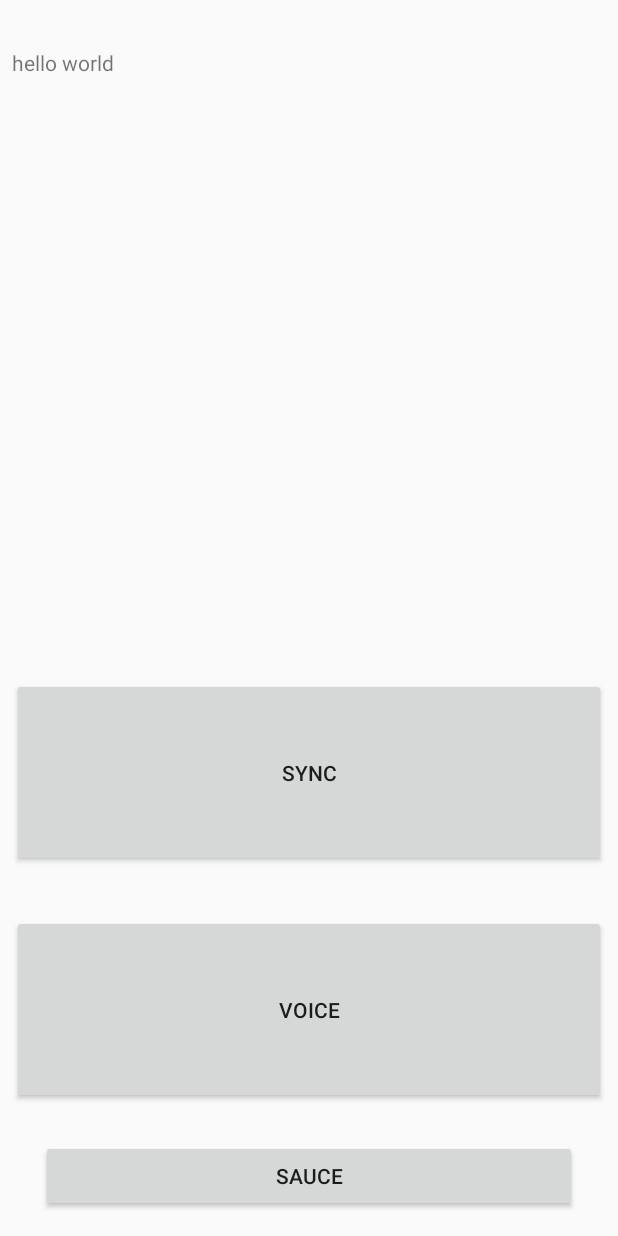
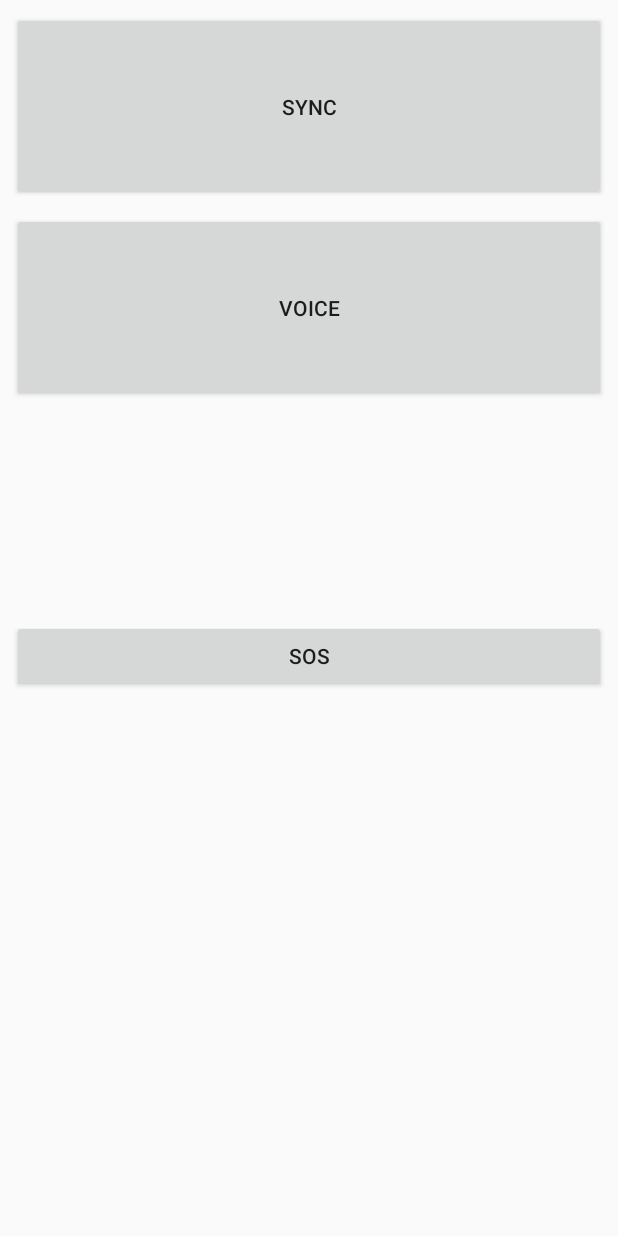
Before and after one commit to hbina/CapstoneAndroidApp, an Android app: the screen it shows after launch (MainActivity), on a phone screen of 412 x 824 dp. Run offline under Robolectric (Android 15) with nearby library versions, the light colour scheme and no system bars; our stand-ins replace Volley.

Commit message:
Removed debug_text_view

```diff
--- a/app/build.gradle
+++ b/app/build.gradle
@@ -4,7 +4,7 @@ android {
     compileSdkVersion 28
     defaultConfig {
         applicationId "com.smartstick.ceg4912.capstoneandroidapp"
-        minSdkVersion 28
+        minSdkVersion 27
         targetSdkVersion 28
         versionCode 1
         versionName "1.0"
--- a/app/src/main/java/com/smartstick/ceg4912/capstoneandroidapp/MainActivity.java
+++ b/app/src/main/java/com/smartstick/ceg4912/capstoneandroidapp/MainActivity.java
@@ -20,7 +20,6 @@ import android.telephony.SmsManager;
 import android.text.TextUtils;
 import android.util.Log;
 import android.view.View;
-import android.widget.TextView;
 import android.widget.Toast;
 
 import com.android.volley.Request;
@@ -67,7 +66,6 @@ public class MainActivity extends Activity implements LocationListener {
     private static double latitude;
     private static double longtitude;
     private TextToSpeech textToSpeech;
-    private volatile TextView debugTextView;
 
     @Override
     protected void onCreate(Bundle savedInstanceState) {
@@ -89,7 +87,6 @@ public class MainActivity extends Activity implements LocationListener {
     @Override
     public void onResume() {
         super.onResume();
-        debugTextView = findViewById(R.id.debug_textview);
         requestQueue = Volley.newRequestQueue(getApplicationContext());
         bluetoothAdapter = BluetoothAdapter.getDefaultAdapter();
         if (bluetoothAdapter == null) {
@@ -172,7 +169,6 @@ public class MainActivity extends Activity implements LocationListener {
                 Log.d(this.toString(), "REQ_CODE_SPEECH_OUT");
                 if (data != null) {
                     ArrayList<String> voiceInText = data.getStringArrayListExtra(RecognizerIntent.EXTRA_RESULTS);
-                    debugTextView.setText(getString(R.string.recevied_the_following_text));
                     logAndSpeak("The following options are possible:");
                     for (int voicesIndex = 0; voicesIndex < voiceInText.size(); voicesIndex++) {
                         logAndSpeak((voicesIndex + 1) + ". " + voiceInText.get(voicesIndex));
@@ -254,7 +250,6 @@ public class MainActivity extends Activity implements LocationListener {
     }
 
     private void beginListenForData() {
-        debugTextView.setText(getString(R.string.BEGIN_LISTENING_TO_DATA));
         final Handler handler = new Handler();
         stopThread.set(false);
         thread = new Thread(new Runnable() {
@@ -271,7 +266,6 @@ public class MainActivity extends Activity implements LocationListener {
                                     if (!currentLocation.equals(receivedString)) {
                                         currentLocation = receivedString;
                                         Log.d(this.toString(), "rawBytesReturnInt:" + read);
-                                        debugTextView.setText(receivedString);
                                         logAndForceSpeak("You have arrived at " + receivedString);
                                     }
                                 }
@@ -295,7 +289,6 @@ public class MainActivity extends Activity implements LocationListener {
                 new Response.Listener<String>() {
                     @Override
                     public void onResponse(String response) {
-                        debugTextView.setText(response);
                         try {
                             JSONObject reader = new JSONObject(response);
                             JSONArray contacts = reader.getJSONArray("Path");
@@ -332,7 +325,6 @@ public class MainActivity extends Activity implements LocationListener {
             }
 
         };
-        debugTextView.setText(MessageFormat.format("performing request on link:{0}", jsonObjRequest.getUrl()));
         requestQueue.add(jsonObjRequest);
     }
 
@@ -416,7 +408,6 @@ public class MainActivity extends Activity implements LocationListener {
     public void onLocationChanged(Location location) {
         latitude = location.getLatitude();
         longtitude = location.getLongitude();
-        debugTextView.setText(MessageFormat.format("latitude: {0} longtitude: {1}", latitude, longtitude));
     }
 
     @Override
--- a/app/src/main/res/layout/activity_main.xml
+++ b/app/src/main/res/layout/activity_main.xml
@@ -6,62 +6,48 @@
     android:layout_height="match_parent"
     tools:context=".MainActivity">
 
-    <TextView
-        android:id="@+id/debug_textview"
-        android:layout_width="0dp"
-        android:layout_height="106dp"
-        android:layout_marginLeft="8dp"
-        android:layout_marginTop="32dp"
-        android:layout_marginRight="8dp"
-        android:layout_marginBottom="8dp"
-        android:text="@string/debug_string"
-        app:layout_constraintBottom_toTopOf="@+id/btn_sync"
-        app:layout_constraintHorizontal_bias="0.0"
-        app:layout_constraintLeft_toLeftOf="parent"
-        app:layout_constraintRight_toRightOf="parent"
-        app:layout_constraintTop_toTopOf="parent"
-        app:layout_constraintVertical_bias="0.0"
-        app:layout_constraintVertical_chainStyle="spread_inside" />
-
     <Button
         android:id="@+id/btn_sync"
         android:layout_width="0dp"
         android:layout_height="126dp"
         android:layout_marginStart="8dp"
+        android:layout_marginTop="8dp"
         android:layout_marginEnd="8dp"
-        android:layout_marginBottom="32dp"
         android:onClick="onSync"
         android:text="@string/sync"
-        app:layout_constraintBottom_toTopOf="@+id/btn_voice"
         app:layout_constraintEnd_toEndOf="parent"
-        app:layout_constraintHorizontal_bias="0.0"
-        app:layout_constraintStart_toStartOf="parent" />
+        app:layout_constraintHorizontal_bias="1.0"
+        app:layout_constraintStart_toStartOf="parent"
+        app:layout_constraintTop_toTopOf="parent" />
 
     <Button
         android:id="@+id/btn_voice"
         android:layout_width="0dp"
         android:layout_height="126dp"
         android:layout_marginStart="8dp"
+        android:layout_marginTop="8dp"
         android:layout_marginEnd="8dp"
-        android:layout_marginBottom="24dp"
         android:onClick="onVoice"
         android:text="@string/voice"
-        app:layout_constraintBottom_toTopOf="@+id/SOS_BUTTON"
         app:layout_constraintEnd_toEndOf="parent"
         app:layout_constraintHorizontal_bias="0.0"
-        app:layout_constraintStart_toStartOf="parent" />
+        app:layout_constraintStart_toStartOf="parent"
+        app:layout_constraintTop_toBottomOf="@+id/btn_sync" />
 
     <Button
-        android:id="@+id/SOS_BUTTON"
-        android:layout_width="357dp"
+        android:layout_width="0dp"
         android:layout_height="wrap_content"
         android:layout_marginStart="8dp"
+        android:layout_marginTop="8dp"
         android:layout_marginEnd="8dp"
-        android:layout_marginBottom="16dp"
+        android:layout_marginBottom="140dp"
         android:onClick="onSos"
         android:text="@string/SOS"
         app:layout_constraintBottom_toBottomOf="parent"
         app:layout_constraintEnd_toEndOf="parent"
-        app:layout_constraintStart_toStartOf="parent" />
+        app:layout_constraintHorizontal_bias="0.0"
+        app:layout_constraintStart_toStartOf="parent"
+        app:layout_constraintTop_toBottomOf="@+id/btn_voice"
+        app:layout_constraintVertical_bias="0.381" />
 
 </androidx.constraintlayout.widget.ConstraintLayout>
--- a/app/src/main/res/values/strings.xml
+++ b/app/src/main/res/values/strings.xml
@@ -2,11 +2,8 @@
     <string name="app_name">CapstoneAndroidApp</string>
     <string name="voice">VOICE</string>
     <string name="sync">SYNC</string>
-    <string name="debug_string">hello world</string>
     <string name="USER_HAVE_PRESSED_THE_VOICE_BUTTON">User have clicked onVoice</string>
     <string name="please_enter_the_destination">Please Enter the Destination</string>
-    <string name="BEGIN_LISTENING_TO_DATA">Begin listening to data…</string>
-    <string name="recevied_the_following_text">received the following text:</string>
     <string name="device_does_not_support_bluetooth">Device does not support Bluetooth</string>
     <string name="http_request_api_param_from">from</string>
     <string name="http_request_api_param_to">to</string>
@@ -20,6 +17,6 @@
     <string name="USER_HAVE_PRESSED_THE_SYNC_BUTTON">You have pressed to sync.</string>
     <string name="CONNECTION_TO_BLUETOOTH_DEVICE_SUCCESSFULL">Connection to the Bluetooth device succesfull!.</string>
     <string name="BLUETOOTH_PERMISSION_IS_NOT_GRANTED_REQUESTING_NOW">bluetoothAdapter is not enabled…Requesting permission to enable</string>
-    <string name="SOS">SAUCE</string>
+    <string name="SOS">SOS</string>
     <string name="USER_HAVE_PRESSED_THE_SOS_BUTTON">user clicked on sos</string>
 </resources>
```
